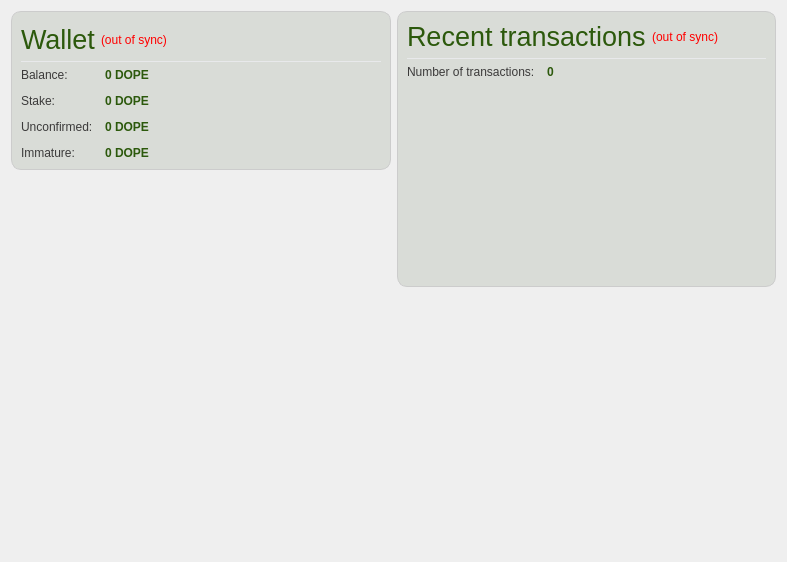
The window that src/qt/forms/overviewpage.ui (dopecoin-dev/DopeCoinV3) describes before a commit, drawn with Qt 5.
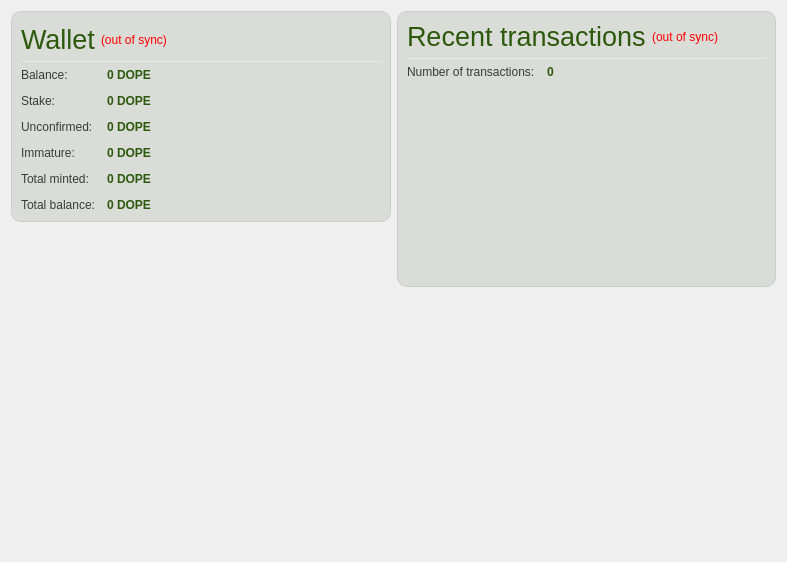
The same window after the commit. Icons and pictures are not drawn.

```diff
--- a/src/qt/forms/overviewpage.ui
+++ b/src/qt/forms/overviewpage.ui
@@ -243,7 +243,71 @@
              <set>Qt::LinksAccessibleByMouse|Qt::TextSelectableByKeyboard|Qt::TextSelectableByMouse</set>
             </property>
            </widget>
+          </item>                   
+          <item row="4" column="0">
+           <widget class="QLabel" name="labelMintedText">
+            <property name="styleSheet">
+             <string notr="true">QLabel { border:none; color: #3B3A3A;}</string>
+            </property>
+            <property name="text">
+             <string>Total minted:</string>
+            </property>
+           </widget>
           </item>
+          <item row="4" column="1">
+           <widget class="QLabel" name="labelMinted">
+            <property name="font">
+             <font>
+              <weight>75</weight>
+              <bold>true</bold>
+             </font>
+            </property>
+            <property name="toolTip">
+             <string>Total number of coins made by POS</string>
+            </property>
+            <property name="styleSheet">
+             <string notr="true">QLabel { color: #2C590C; border: none; }</string>
+            </property>
+            <property name="text">
+             <string notr="true">0 DOPE</string>
+            </property>
+            <property name="textInteractionFlags">
+             <set>Qt::LinksAccessibleByMouse|Qt::TextSelectableByKeyboard|Qt::TextSelectableByMouse</set>
+            </property>
+           </widget>
+          </item> 
+          <item row="5" column="0">
+           <widget class="QLabel" name="labelTotalText">
+            <property name="styleSheet">
+             <string notr="true">QLabel { border:none; color: #3B3A3A;}</string>
+            </property>
+            <property name="text">
+             <string>Total balance:</string>
+            </property>
+           </widget>
+          </item>
+          <item row="5" column="1">
+           <widget class="QLabel" name="labelTotal">
+            <property name="font">
+             <font>
+              <weight>75</weight>
+              <bold>true</bold>
+             </font>
+            </property>
+            <property name="toolTip">
+             <string>Your current total balance</string>
+            </property>
+            <property name="styleSheet">
+             <string notr="true">QLabel { color: #2C590C; border: none; }</string>
+            </property>
+            <property name="text">
+             <string notr="true">0 DOPE</string>
+            </property>
+            <property name="textInteractionFlags">
+             <set>Qt::LinksAccessibleByMouse|Qt::TextSelectableByKeyboard|Qt::TextSelectableByMouse</set>
+            </property>
+           </widget>
+          </item>                                        
           <item row="0" column="0">
            <widget class="QLabel" name="label">
             <property name="styleSheet">
```
